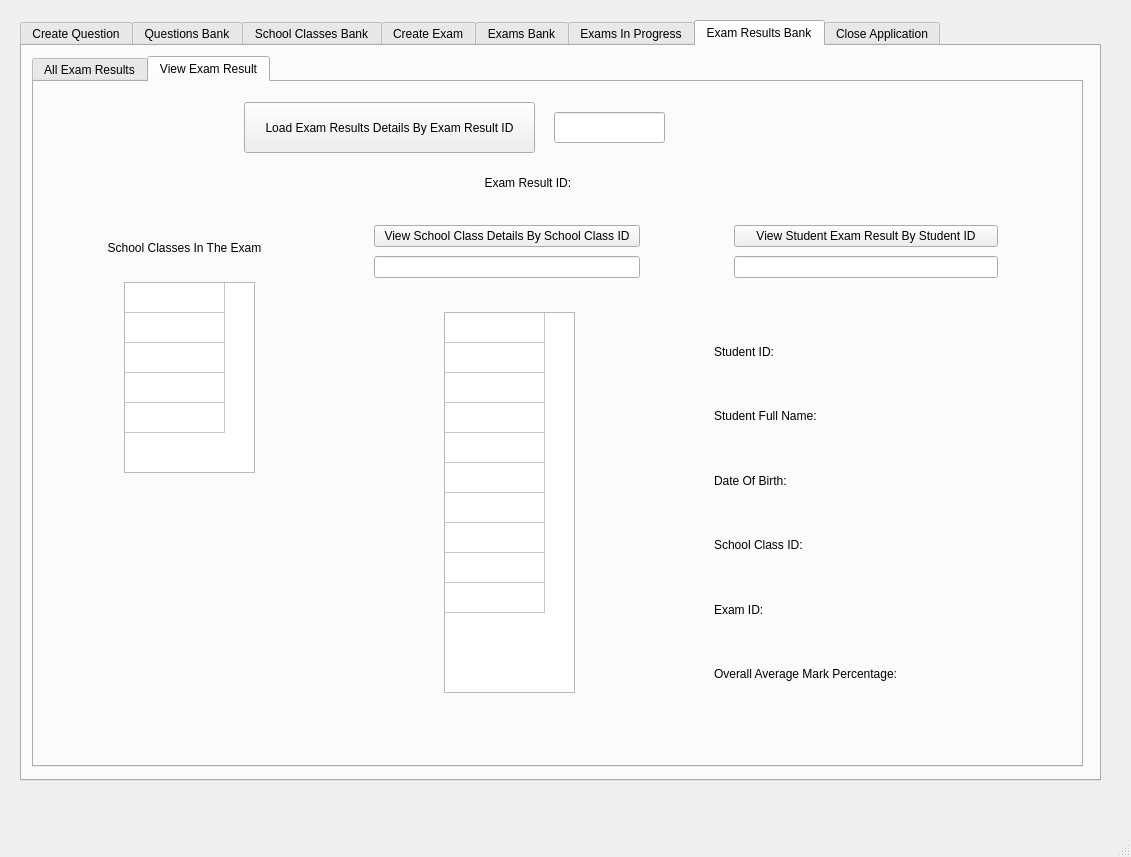
This is GUI/TeacherGUIQtDesigner.ui in applet199/OOPCourseWorkTwo as Qt 5 draws it before an edit. The edited form follows.
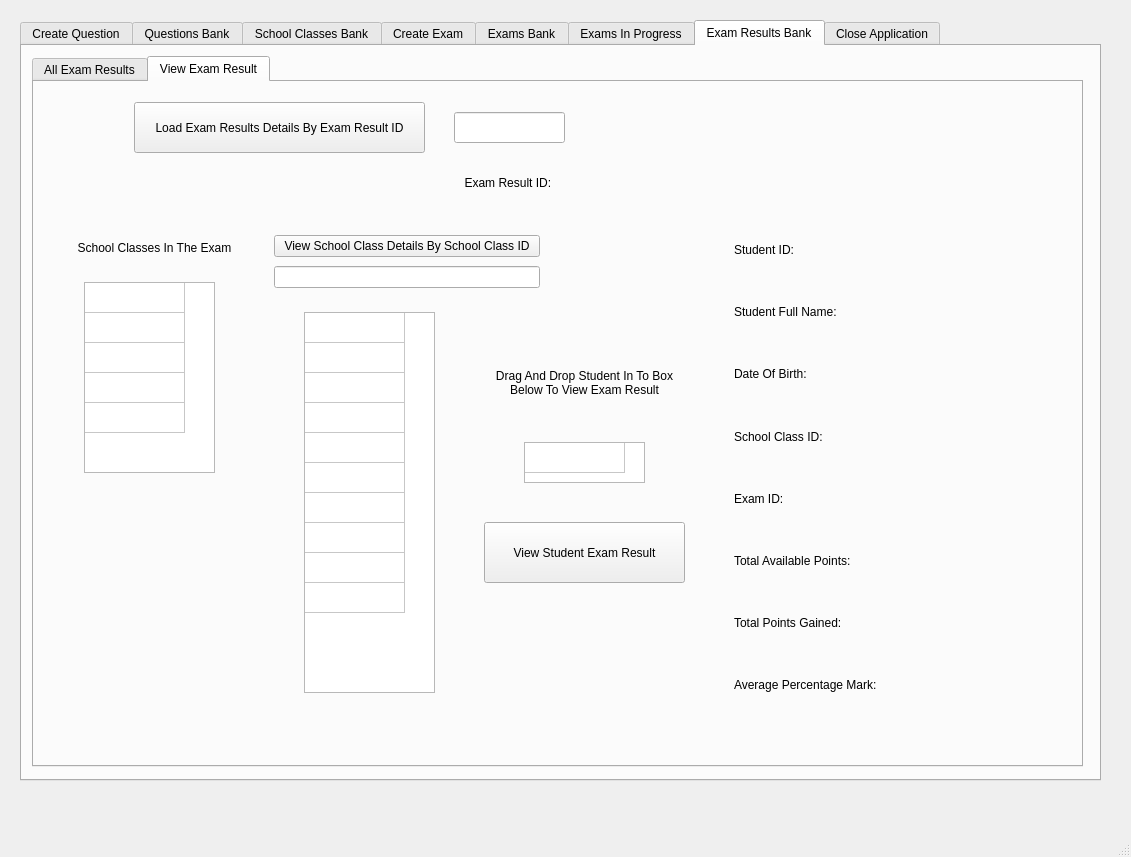
This is the edited form. The open tabs and pages were chosen to show the change.

What changed in the file:
```diff
--- a/GUI/TeacherGUIQtDesigner.ui
+++ b/GUI/TeacherGUIQtDesigner.ui
@@ -3279,7 +3279,7 @@
        <widget class="QPushButton" name="pushButton_24">
         <property name="geometry">
          <rect>
-          <x>210</x>
+          <x>100</x>
           <y>20</y>
           <width>291</width>
           <height>51</height>
@@ -3292,17 +3292,20 @@
        <widget class="QLineEdit" name="lineEdit_22">
         <property name="geometry">
          <rect>
-          <x>520</x>
+          <x>420</x>
           <y>30</y>
           <width>111</width>
           <height>31</height>
          </rect>
         </property>
+        <property name="alignment">
+         <set>Qt::AlignCenter</set>
+        </property>
        </widget>
        <widget class="QTableWidget" name="tableWidget_12">
         <property name="geometry">
          <rect>
-          <x>90</x>
+          <x>50</x>
           <y>200</y>
           <width>131</width>
           <height>191</height>
@@ -3336,7 +3339,7 @@
        <widget class="QLabel" name="label_31">
         <property name="geometry">
          <rect>
-          <x>70</x>
+          <x>40</x>
           <y>150</y>
           <width>161</width>
           <height>31</height>
@@ -3352,10 +3355,10 @@
        <widget class="QLabel" name="label_32">
         <property name="geometry">
          <rect>
-          <x>710</x>
-          <y>30</y>
-          <width>181</width>
-          <height>41</height>
+          <x>660</x>
+          <y>20</y>
+          <width>211</width>
+          <height>61</height>
          </rect>
         </property>
         <property name="text">
@@ -3368,7 +3371,7 @@
        <widget class="QLabel" name="label_33">
         <property name="geometry">
          <rect>
-          <x>390</x>
+          <x>370</x>
           <y>80</y>
           <width>211</width>
           <height>41</height>
@@ -3384,7 +3387,7 @@
        <widget class="QTableWidget" name="tableWidget_13">
         <property name="geometry">
          <rect>
-          <x>410</x>
+          <x>270</x>
           <y>230</y>
           <width>131</width>
           <height>381</height>
@@ -3414,33 +3417,11 @@
         <row/>
         <column/>
        </widget>
-       <widget class="QWidget" name="layoutWidget_14">
-        <property name="geometry">
-         <rect>
-          <x>700</x>
-          <y>140</y>
-          <width>264</width>
-          <height>61</height>
-         </rect>
-        </property>
-        <layout class="QVBoxLayout" name="verticalLayout_19">
-         <item>
-          <widget class="QPushButton" name="pushButton_26">
-           <property name="text">
-            <string>View Student Exam Result By Student ID</string>
-           </property>
-          </widget>
-         </item>
-         <item>
-          <widget class="QLineEdit" name="lineEdit_24"/>
-         </item>
-        </layout>
-       </widget>
        <widget class="QWidget" name="layoutWidget">
         <property name="geometry">
          <rect>
-          <x>340</x>
-          <y>140</y>
+          <x>240</x>
+          <y>150</y>
           <width>266</width>
           <height>61</height>
          </rect>
@@ -3454,61 +3435,256 @@
           </widget>
          </item>
          <item>
-          <widget class="QLineEdit" name="lineEdit_23"/>
+          <widget class="QLineEdit" name="lineEdit_23">
+           <property name="alignment">
+            <set>Qt::AlignCenter</set>
+           </property>
+          </widget>
          </item>
         </layout>
        </widget>
-       <widget class="QWidget" name="layoutWidget">
+       <widget class="QPushButton" name="pushButton_26">
         <property name="geometry">
          <rect>
-          <x>680</x>
-          <y>240</y>
+          <x>450</x>
+          <y>440</y>
+          <width>201</width>
+          <height>61</height>
+         </rect>
+        </property>
+        <property name="text">
+         <string>View Student Exam Result</string>
+        </property>
+       </widget>
+       <widget class="QTableWidget" name="tableWidget_22">
+        <property name="geometry">
+         <rect>
+          <x>490</x>
+          <y>360</y>
+          <width>121</width>
+          <height>41</height>
+         </rect>
+        </property>
+        <property name="editTriggers">
+         <set>QAbstractItemView::NoEditTriggers</set>
+        </property>
+        <property name="dragDropMode">
+         <enum>QAbstractItemView::DropOnly</enum>
+        </property>
+        <property name="selectionMode">
+         <enum>QAbstractItemView::NoSelection</enum>
+        </property>
+        <property name="rowCount">
+         <number>1</number>
+        </property>
+        <property name="columnCount">
+         <number>1</number>
+        </property>
+        <attribute name="horizontalHeaderVisible">
+         <bool>false</bool>
+        </attribute>
+        <attribute name="verticalHeaderVisible">
+         <bool>false</bool>
+        </attribute>
+        <row/>
+        <column/>
+       </widget>
+       <widget class="QLabel" name="label_55">
+        <property name="geometry">
+         <rect>
+          <x>450</x>
+          <y>260</y>
+          <width>201</width>
+          <height>81</height>
+         </rect>
+        </property>
+        <property name="text">
+         <string>Drag And Drop Student In To Box Below To View Exam Result</string>
+        </property>
+        <property name="alignment">
+         <set>Qt::AlignCenter</set>
+        </property>
+        <property name="wordWrap">
+         <bool>true</bool>
+        </property>
+       </widget>
+       <widget class="QWidget" name="">
+        <property name="geometry">
+         <rect>
+          <x>700</x>
+          <y>140</y>
           <width>311</width>
-          <height>381</height>
+          <height>491</height>
          </rect>
         </property>
-        <layout class="QVBoxLayout" name="verticalLayout_20">
+        <layout class="QVBoxLayout" name="verticalLayout_19">
          <item>
-          <widget class="QLabel" name="label_34">
-           <property name="text">
-            <string>Student ID: </string>
-           </property>
-          </widget>
+          <layout class="QHBoxLayout" name="horizontalLayout_15">
+           <item>
+            <widget class="QLabel" name="label_34">
+             <property name="text">
+              <string>Student ID: </string>
+             </property>
+            </widget>
+           </item>
+           <item>
+            <widget class="QLabel" name="label_58">
+             <property name="text">
+              <string/>
+             </property>
+             <property name="alignment">
+              <set>Qt::AlignRight|Qt::AlignTrailing|Qt::AlignVCenter</set>
+             </property>
+            </widget>
+           </item>
+          </layout>
          </item>
          <item>
-          <widget class="QLabel" name="label_35">
-           <property name="text">
-            <string>Student Full Name: </string>
-           </property>
-          </widget>
+          <layout class="QHBoxLayout" name="horizontalLayout_18">
+           <item>
+            <widget class="QLabel" name="label_35">
+             <property name="text">
+              <string>Student Full Name: </string>
+             </property>
+            </widget>
+           </item>
+           <item>
+            <widget class="QLabel" name="label_72">
+             <property name="text">
+              <string/>
+             </property>
+             <property name="alignment">
+              <set>Qt::AlignRight|Qt::AlignTrailing|Qt::AlignVCenter</set>
+             </property>
+            </widget>
+           </item>
+          </layout>
          </item>
          <item>
-          <widget class="QLabel" name="label_39">
-           <property name="text">
-            <string>Date Of Birth: </string>
-           </property>
-          </widget>
+          <layout class="QHBoxLayout" name="horizontalLayout_19">
+           <item>
+            <widget class="QLabel" name="label_39">
+             <property name="text">
+              <string>Date Of Birth: </string>
+             </property>
+            </widget>
+           </item>
+           <item>
+            <widget class="QLabel" name="label_75">
+             <property name="text">
+              <string/>
+             </property>
+             <property name="alignment">
+              <set>Qt::AlignRight|Qt::AlignTrailing|Qt::AlignVCenter</set>
+             </property>
+            </widget>
+           </item>
+          </layout>
          </item>
          <item>
-          <widget class="QLabel" name="label_38">
-           <property name="text">
-            <string>School Class ID: </string>
-           </property>
-          </widget>
+          <layout class="QHBoxLayout" name="horizontalLayout_20">
+           <item>
+            <widget class="QLabel" name="label_38">
+             <property name="text">
+              <string>School Class ID: </string>
+             </property>
+            </widget>
+           </item>
+           <item>
+            <widget class="QLabel" name="label_76">
+             <property name="text">
+              <string/>
+             </property>
+             <property name="alignment">
+              <set>Qt::AlignRight|Qt::AlignTrailing|Qt::AlignVCenter</set>
+             </property>
+            </widget>
+           </item>
+          </layout>
          </item>
          <item>
-          <widget class="QLabel" name="label_36">
-           <property name="text">
-            <string>Exam ID: </string>
-           </property>
-          </widget>
+          <layout class="QHBoxLayout" name="horizontalLayout_21">
+           <item>
+            <widget class="QLabel" name="label_36">
+             <property name="text">
+              <string>Exam ID: </string>
+             </property>
+            </widget>
+           </item>
+           <item>
+            <widget class="QLabel" name="label_77">
+             <property name="text">
+              <string/>
+             </property>
+             <property name="alignment">
+              <set>Qt::AlignRight|Qt::AlignTrailing|Qt::AlignVCenter</set>
+             </property>
+            </widget>
+           </item>
+          </layout>
          </item>
          <item>
-          <widget class="QLabel" name="label_37">
-           <property name="text">
-            <string>Overall Average Mark Percentage:  </string>
-           </property>
-          </widget>
+          <layout class="QHBoxLayout" name="horizontalLayout_22">
+           <item>
+            <widget class="QLabel" name="label_51">
+             <property name="text">
+              <string>Total Available Points: </string>
+             </property>
+            </widget>
+           </item>
+           <item>
+            <widget class="QLabel" name="label_78">
+             <property name="text">
+              <string/>
+             </property>
+             <property name="alignment">
+              <set>Qt::AlignRight|Qt::AlignTrailing|Qt::AlignVCenter</set>
+             </property>
+            </widget>
+           </item>
+          </layout>
+         </item>
+         <item>
+          <layout class="QHBoxLayout" name="horizontalLayout_23">
+           <item>
+            <widget class="QLabel" name="label_52">
+             <property name="text">
+              <string>Total Points Gained: </string>
+             </property>
+            </widget>
+           </item>
+           <item>
+            <widget class="QLabel" name="label_79">
+             <property name="text">
+              <string/>
+             </property>
+             <property name="alignment">
+              <set>Qt::AlignRight|Qt::AlignTrailing|Qt::AlignVCenter</set>
+             </property>
+            </widget>
+           </item>
+          </layout>
+         </item>
+         <item>
+          <layout class="QHBoxLayout" name="horizontalLayout_24">
+           <item>
+            <widget class="QLabel" name="label_37">
+             <property name="text">
+              <string>Average Percentage Mark:  </string>
+             </property>
+            </widget>
+           </item>
+           <item>
+            <widget class="QLabel" name="label_80">
+             <property name="text">
+              <string/>
+             </property>
+             <property name="alignment">
+              <set>Qt::AlignRight|Qt::AlignTrailing|Qt::AlignVCenter</set>
+             </property>
+            </widget>
+           </item>
+          </layout>
          </item>
         </layout>
        </widget>
```
Left out of the diff: 19 changed lines with no effect on the pictures.
